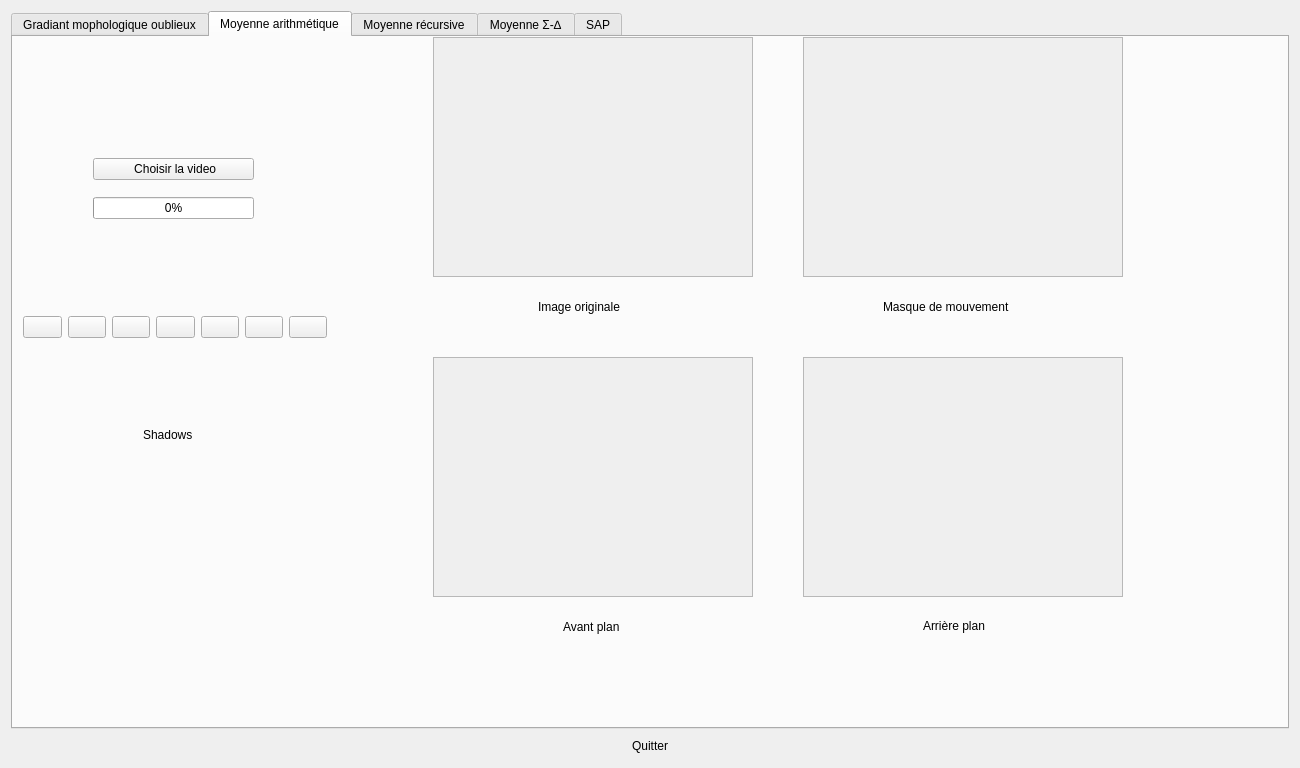
First picture: the form in chooser.ui, repository Wissben/SPOM, before the edit.
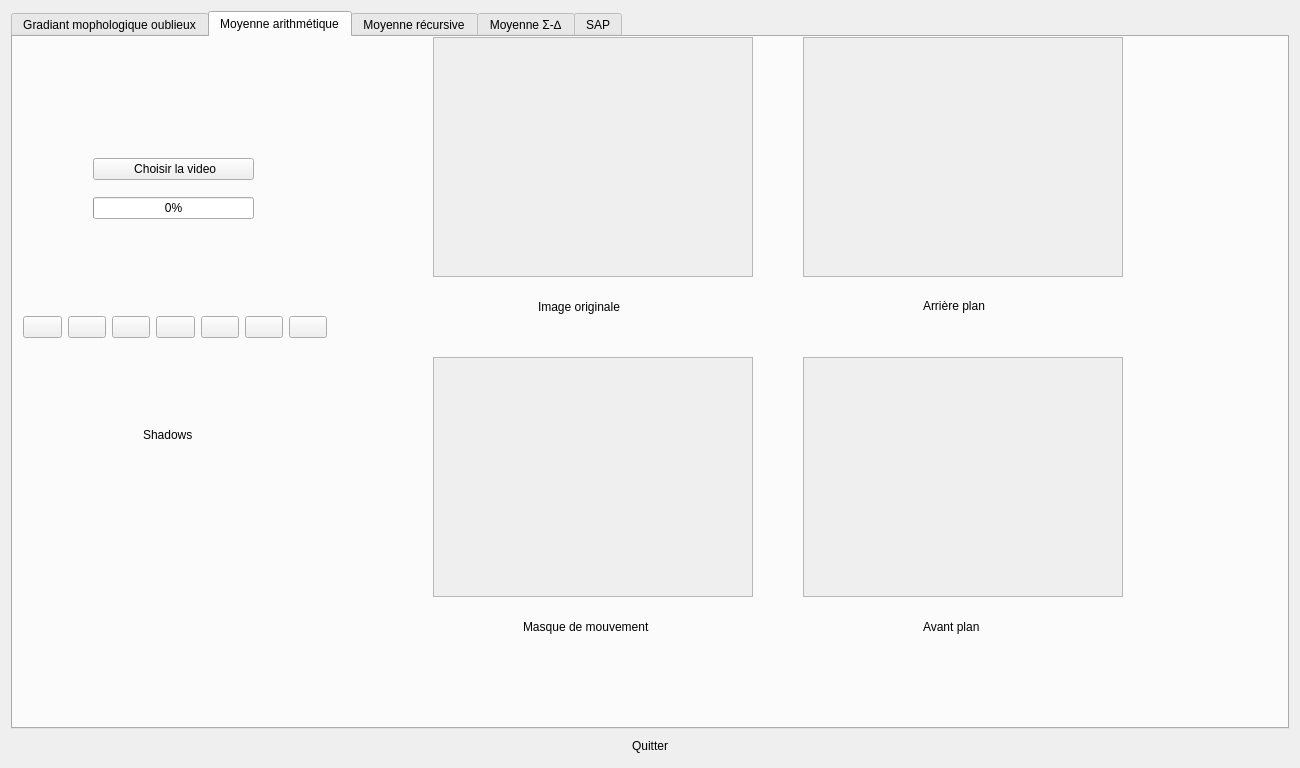
Second picture: the form after the edit. The open tabs and pages were chosen to show the change. Icons and pictures are not drawn.

Diff of the .ui file:
```diff
--- a/chooser.ui
+++ b/chooser.ui
@@ -669,7 +669,7 @@
        <property name="geometry">
         <rect>
          <x>790</x>
-         <y>320</y>
+         <y>0</y>
          <width>320</width>
          <height>240</height>
         </rect>
@@ -697,7 +697,7 @@
       <widget class="QLabel" name="arith_image_label_foreground">
        <property name="geometry">
         <rect>
-         <x>420</x>
+         <x>790</x>
          <y>320</y>
          <width>320</width>
          <height>240</height>
@@ -713,8 +713,8 @@
       <widget class="QLabel" name="arith_image_label_mask">
        <property name="geometry">
         <rect>
-         <x>790</x>
-         <y>0</y>
+         <x>420</x>
+         <y>320</y>
          <width>320</width>
          <height>240</height>
         </rect>
@@ -730,7 +730,7 @@
        <property name="geometry">
         <rect>
          <x>910</x>
-         <y>580</y>
+         <y>260</y>
          <width>81</width>
          <height>18</height>
         </rect>
@@ -742,8 +742,8 @@
       <widget class="QLabel" name="label_8">
        <property name="geometry">
         <rect>
-         <x>870</x>
-         <y>260</y>
+         <x>510</x>
+         <y>580</y>
          <width>161</width>
          <height>20</height>
         </rect>
@@ -755,7 +755,7 @@
       <widget class="QLabel" name="label_9">
        <property name="geometry">
         <rect>
-         <x>550</x>
+         <x>910</x>
          <y>580</y>
          <width>81</width>
          <height>20</height>
```
Left out of the diff: 73 changed lines with no effect on the pictures.
